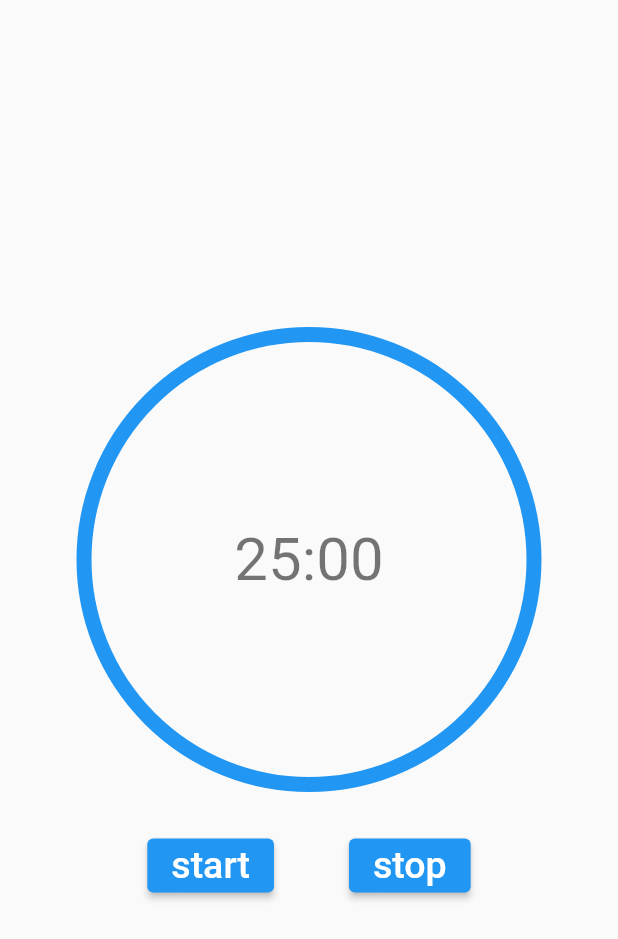
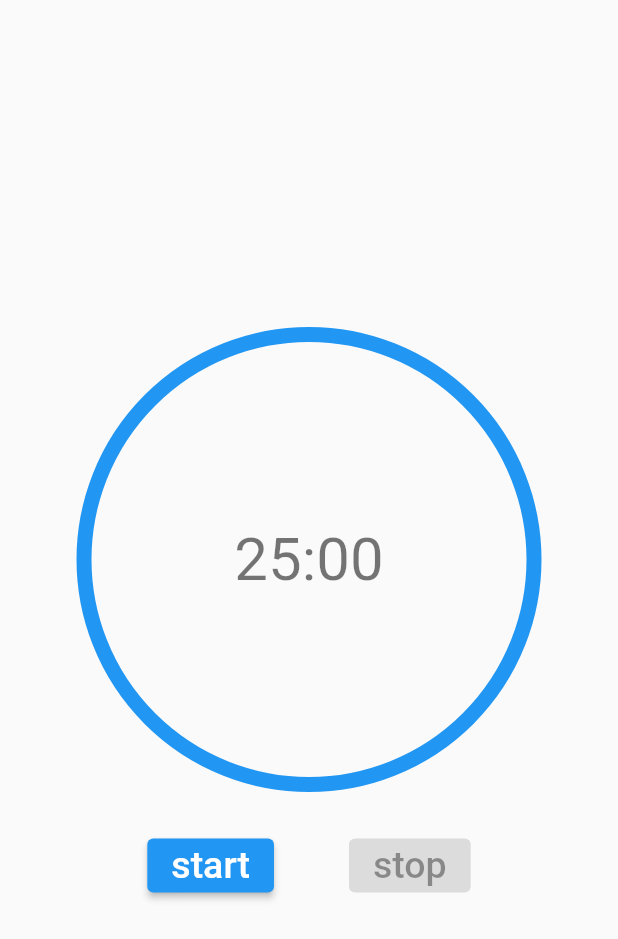
Before and after one commit to reiya0104/flutter_pomodoro, a Flutter app: the screen it shows after launch, on a phone screen of 412 x 824 dp. Shown: the top 939 px of the screen. Run offline on Flutter 3.47's test engine with Material 2 defaults, Android fonts, the phone set to English and light mode, and no system bars.

Commit message:
feat: 初期値のときに stop ボタンを押せないようにする

```diff
--- a/lib/widgets/stop_button.dart
+++ b/lib/widgets/stop_button.dart
@@ -5,9 +5,9 @@ class StopButton extends StatelessWidget {
 
   @override
   Widget build(BuildContext context) {
-    return ElevatedButton(
-      onPressed: () {},
-      child: const Text(
+    return const ElevatedButton(
+      onPressed: null,
+      child: Text(
         'stop',
         style: TextStyle(fontSize: 25),
       ),
```
